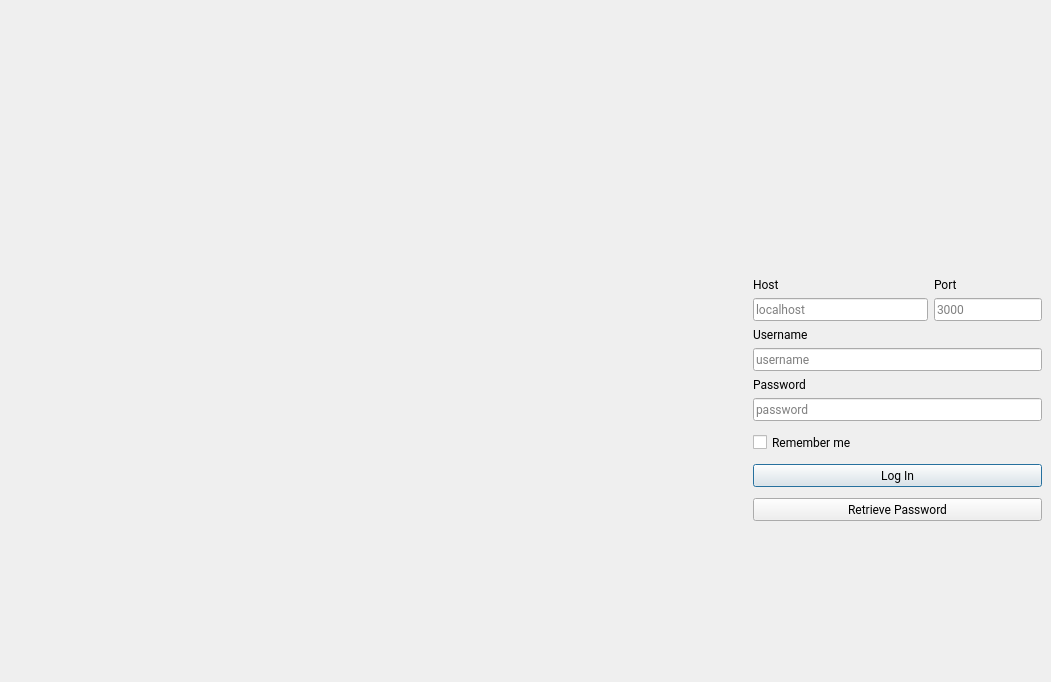
The window that src/forms/loginform.ui (yunag/QLibraryManagementSystem) describes before a commit, drawn with Qt 5.
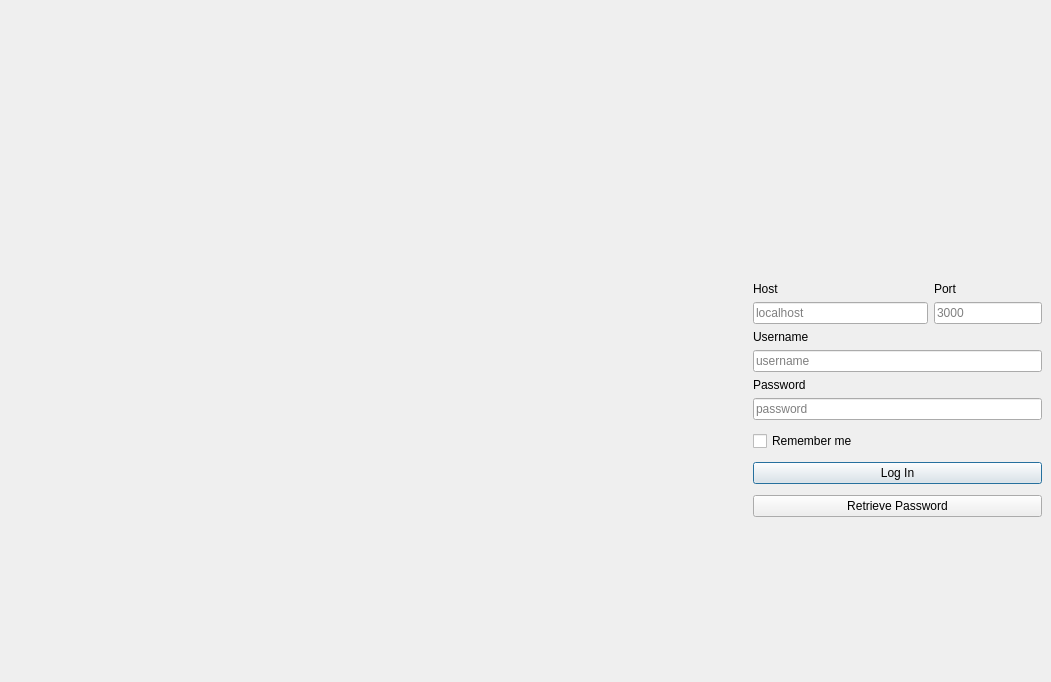
The same window after the commit. Icons and pictures are not drawn. Custom widgets are drawn as their Qt base class.

```diff
--- a/src/forms/loginform.ui
+++ b/src/forms/loginform.ui
@@ -10,11 +10,6 @@
     <height>682</height>
    </rect>
   </property>
-  <property name="font">
-   <font>
-    <family>Roboto</family>
-   </font>
-  </property>
   <property name="windowTitle">
    <string>QLibraryLogin</string>
   </property>
@@ -67,11 +62,6 @@
    </item>
    <item>
     <widget class="QWidget" name="loginWidget" native="true">
-     <property name="font">
-      <font>
-       <family>Roboto</family>
-      </font>
-     </property>
      <layout class="QVBoxLayout" name="verticalLayout">
       <item>
        <spacer name="verticalSpacer">
@@ -103,11 +93,6 @@
           <height>100</height>
          </size>
         </property>
-        <property name="font">
-         <font>
-          <family>Montserrat</family>
-         </font>
-        </property>
         <property name="styleSheet">
          <string notr="true"> image: url(:/images/LibraryLogo.png);</string>
         </property>
@@ -136,11 +121,6 @@
        <layout class="QGridLayout" name="gridLayout" columnstretch="10,0">
         <item row="1" column="0">
          <widget class="QLineEdit" name="host">
-          <property name="font">
-           <font>
-            <family>Montserrat</family>
-           </font>
-          </property>
           <property name="maxLength">
            <number>80</number>
           </property>
@@ -151,11 +131,6 @@
         </item>
         <item row="0" column="1">
          <widget class="QLabel" name="portLabel">
-          <property name="font">
-           <font>
-            <family>Montserrat</family>
-           </font>
-          </property>
           <property name="text">
            <string>Port</string>
           </property>
@@ -163,12 +138,6 @@
         </item>
         <item row="0" column="0">
          <widget class="QLabel" name="hostLabel">
-          <property name="font">
-           <font>
-            <family>Montserrat</family>
-            <bold>false</bold>
-           </font>
-          </property>
           <property name="text">
            <string>Host</string>
           </property>
@@ -176,11 +145,6 @@
         </item>
         <item row="1" column="1">
          <widget class="QLineEdit" name="port">
-          <property name="font">
-           <font>
-            <family>Montserrat</family>
-           </font>
-          </property>
           <property name="text">
            <string/>
           </property>
@@ -196,11 +160,6 @@
       </item>
       <item>
        <widget class="QLabel" name="usernameLabel">
-        <property name="font">
-         <font>
-          <family>Montserrat</family>
-         </font>
-        </property>
         <property name="text">
          <string>Username</string>
         </property>
@@ -208,11 +167,6 @@
       </item>
       <item>
        <widget class="QLineEdit" name="username">
-        <property name="font">
-         <font>
-          <family>Montserrat</family>
-         </font>
-        </property>
         <property name="maxLength">
          <number>80</number>
         </property>
@@ -223,11 +177,6 @@
       </item>
       <item>
        <widget class="QLabel" name="passwordLabel">
-        <property name="font">
-         <font>
-          <family>Montserrat</family>
-         </font>
-        </property>
         <property name="text">
          <string>Password</string>
         </property>
@@ -235,11 +184,6 @@
       </item>
       <item>
        <widget class="PasswordLineEdit" name="password">
-        <property name="font">
-         <font>
-          <family>Montserrat</family>
-         </font>
-        </property>
         <property name="text">
          <string/>
         </property>
@@ -272,11 +216,6 @@
       </item>
       <item>
        <widget class="QCheckBox" name="rememberMeCheckBox">
-        <property name="font">
-         <font>
-          <family>Montserrat</family>
-         </font>
-        </property>
         <property name="text">
          <string>Remember me</string>
         </property>
@@ -300,11 +239,6 @@
       </item>
       <item>
        <widget class="QPushButton" name="loginButton">
-        <property name="font">
-         <font>
-          <family>Montserrat</family>
-         </font>
-        </property>
         <property name="text">
          <string>Log In</string>
         </property>
@@ -334,11 +268,6 @@
       </item>
       <item>
        <widget class="QPushButton" name="retrievePasswordButton">
-        <property name="font">
-         <font>
-          <family>Montserrat</family>
-         </font>
-        </property>
         <property name="text">
          <string>Retrieve Password</string>
         </property>
```
Left out of the diff: 5 changed lines with no effect on the pictures.
